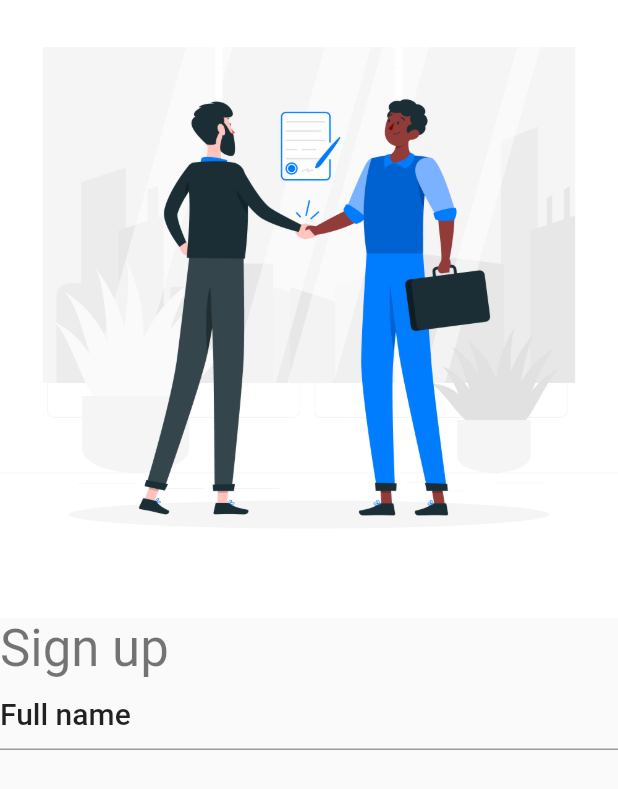
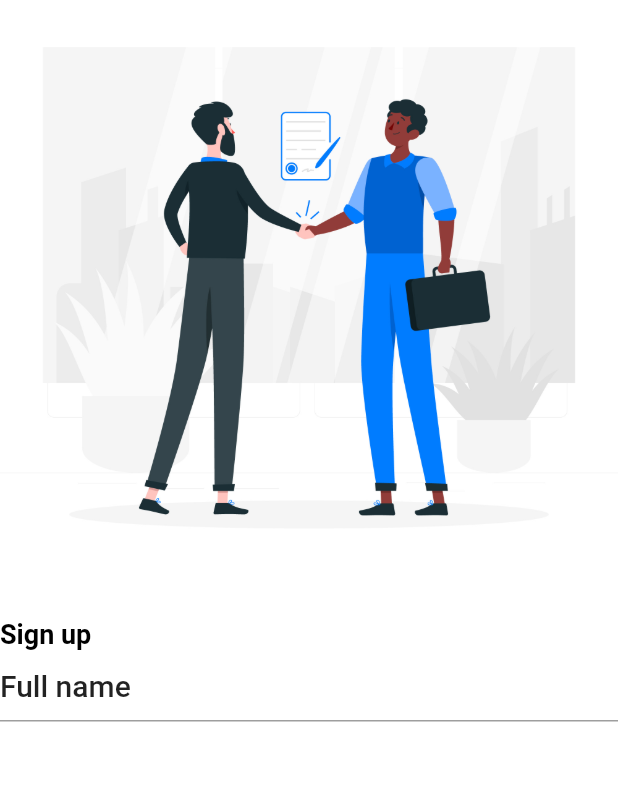
Before and after one commit to biniyam112/fets-front_end, a Flutter app: the screen it shows after launch, on a phone screen of 412 x 824 dp. Shown: the top 789 px of the screen. Run offline on Flutter 3.47's test engine with Material 2 defaults, Android fonts, the phone set to English and light mode, and no system bars.

Commit message:
text style

```diff
--- a/lib/main.dart
+++ b/lib/main.dart
@@ -1,6 +1,9 @@
 import 'package:fets_mobile/presentation/pages/signup/signup.dart';
 import 'package:fets_mobile/services/services.dart';
+import 'package:fets_mobile/theme/text%20style.dart';
 import 'package:flutter/material.dart';
+
+import 'theme/theme.dart';
 
 void main() {
   runApp(const MyApp());
@@ -12,10 +15,9 @@
   @override
   Widget build(BuildContext context) {
     return MaterialApp(
-      title: 'Flutter Demo',
-      theme: ThemeData(
-        primarySwatch: Colors.blue,
-      ),
+      title: 'FETS',
+      showSemanticsDebugger: false,
+      theme: lightTheme,
       routes: route,
       initialRoute: SignUpScreen.route,
     );
--- a/lib/presentation/pages/signup/components/body.dart
+++ b/lib/presentation/pages/signup/components/body.dart
@@ -11,7 +11,10 @@
         Image.asset('assets/images/handshake.jpg'),
         Text(
           'Sign up',
-          style: Theme.of(context).textTheme.headline4,
+          style: Theme.of(context)
+              .textTheme
+              .headline4!
+              .copyWith(fontWeight: FontWeight.bold),
         ),
         TextFormField(
           decoration: InputDecoration(
--- a/lib/presentation/pages/signup/sign_up_screen.dart
+++ b/lib/presentation/pages/signup/sign_up_screen.dart
@@ -10,6 +10,7 @@
   @override
   Widget build(BuildContext context) {
     return const Scaffold(
+      backgroundColor: Colors.white,
       body: Body(),
     );
   }
--- /dev/null
+++ b/lib/theme/text style.dart
@@ -0,0 +1,22 @@
+import 'package:flutter/material.dart';
+import 'theme.dart';
+
+ThemeData lightTheme = ThemeData(
+  backgroundColor: backgroundColor,
+  textTheme: const TextTheme(
+    headline3: TextStyle(
+      fontWeight: FontWeight.bold,
+      fontSize: 22,
+    ),
+    headline4: TextStyle(
+      fontWeight: FontWeight.bold,
+      fontSize: 18,
+    ),
+    headline5: TextStyle(
+      fontWeight: FontWeight.w600,
+      fontSize: 14,
+    ),
+  ).apply(
+    displayColor: Colors.black,
+  ),
+);
--- /dev/null
+++ b/lib/theme/theme.dart
@@ -0,0 +1 @@
+export '/theme/colors.dart';
```
